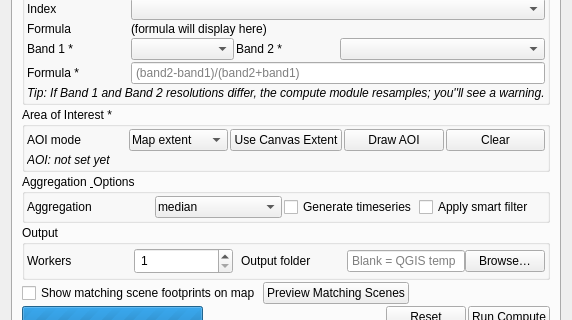
Above: virtughan_qgis/engine/engine_form.ui from virtughan/qgis-plugin before the change; both pictures show x 0 to 572 and y 173 to 493 of the 572 by 758 pixel window. Below: the same form after it.
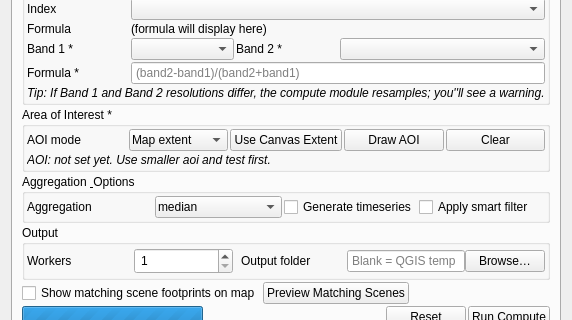
That is the form after the change.

Patch:
```diff
--- a/virtughan_qgis/engine/engine_form.ui
+++ b/virtughan_qgis/engine/engine_form.ui
@@ -248,7 +248,7 @@
 
           <item row="1" column="0" colspan="5">
            <widget class="QLabel" name="aoiPreviewLabel">
-            <property name="text"><string>&lt;i&gt;AOI: not set yet&lt;/i&gt;</string></property>
+            <property name="text"><string>&lt;i&gt;AOI: not set yet. Use smaller aoi and test first.&lt;/i&gt;</string></property>
             <property name="toolTip"><string>Preview (xmin, ymin, xmax, ymax)</string></property>
            </widget>
           </item>
```
